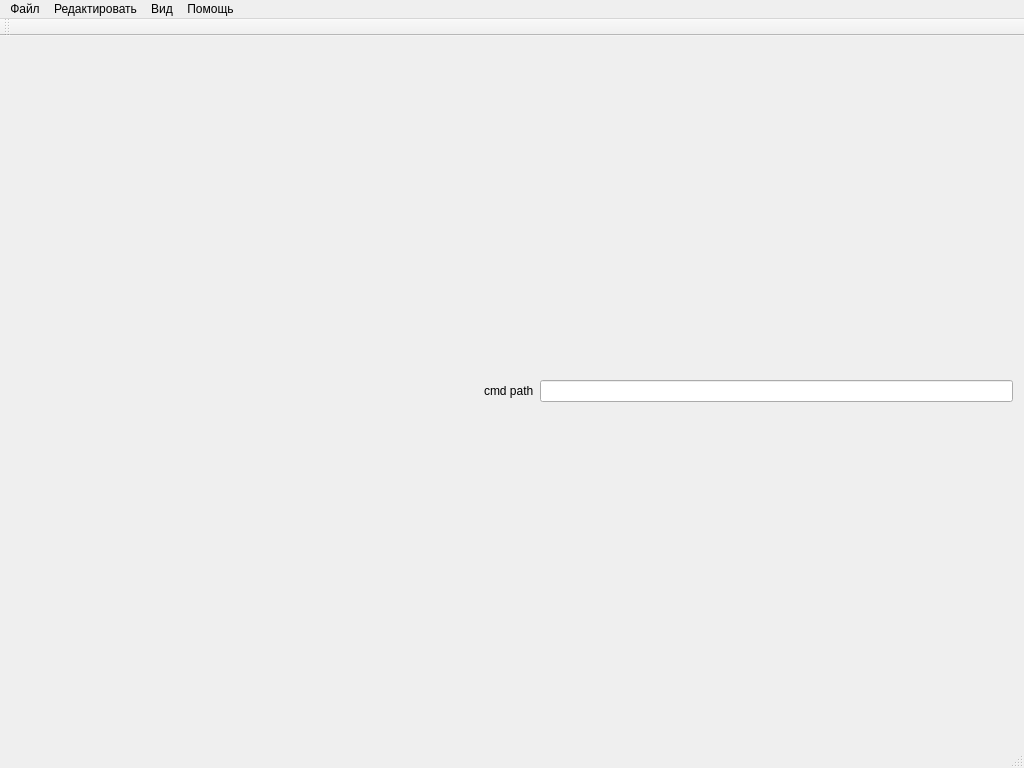
This is src/cmanager.ui in Egor-Ananko-650503/CManager as Qt 5 draws it before an edit. The edited form follows.
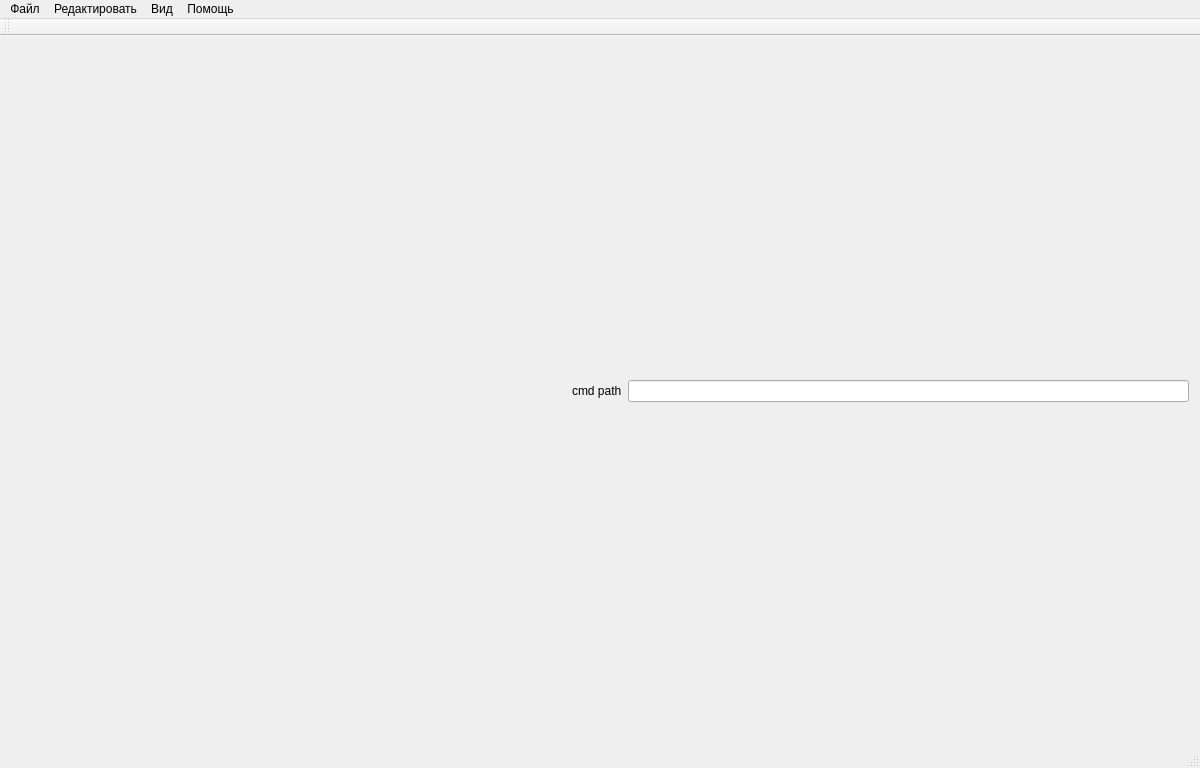
This is the edited form.

Patch:
```diff
--- a/src/cmanager.ui
+++ b/src/cmanager.ui
@@ -6,7 +6,7 @@
    <rect>
     <x>0</x>
     <y>0</y>
-    <width>1024</width>
+    <width>1200</width>
     <height>768</height>
    </rect>
   </property>
@@ -52,7 +52,7 @@
     <rect>
      <x>0</x>
      <y>0</y>
-     <width>1024</width>
+     <width>1200</width>
      <height>21</height>
     </rect>
    </property>
@@ -86,7 +86,7 @@
     <enum>TopToolBarArea</enum>
    </attribute>
    <attribute name="toolBarBreak">
-    <bool>true</bool>
+    <bool>false</bool>
    </attribute>
   </widget>
   <widget class="QStatusBar" name="statusBar"/>
```
